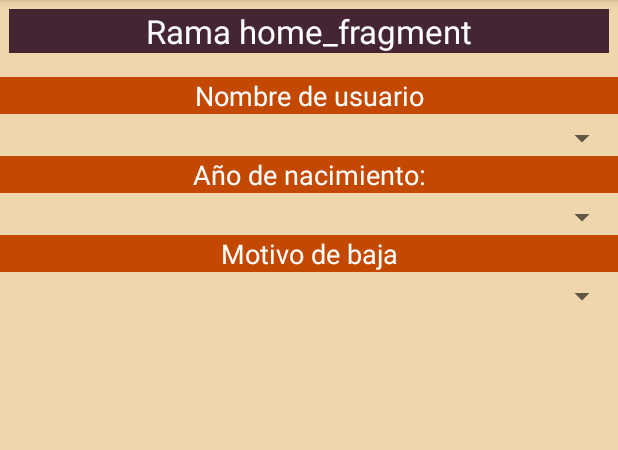
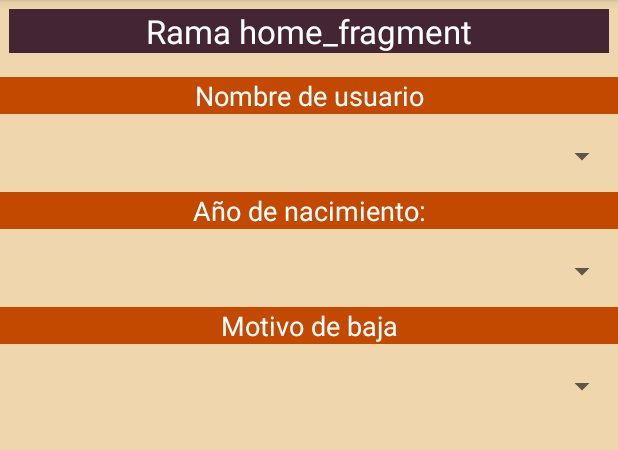
Before and after one commit to mhernandez-sys/App_ActCirculantes, an Android app: the fragment HomeFragment shown on its own in the app's theme, on a phone screen of 412 x 824 dp, the part 84-534 px from its top. Run offline under Robolectric (Android 15) with nearby library versions, the phone set to English and light mode, and no system bars.

Commit message:
Rama hf tercer commit (se modificaron los spiners) [18/07/2024-12:28]

```diff
--- a/app/src/main/res/layout/fragment_home.xml
+++ b/app/src/main/res/layout/fragment_home.xml
@@ -42,7 +42,8 @@
             android:layout_width="match_parent"
             android:layout_height="wrap_content"
             android:layout_marginTop="4dp"
-            android:padding="@dimen/cuatro_dp"/>
+            android:minHeight="48dp"
+            android:padding="@dimen/cuatro_dp" />
 
         <TextView
             android:id="@+id/textView11"
@@ -60,7 +61,8 @@
             android:layout_width="match_parent"
             android:layout_height="wrap_content"
             android:layout_marginTop="4dp"
-            android:padding="@dimen/cuatro_dp"/>
+            android:minHeight="48dp"
+            android:padding="@dimen/cuatro_dp" />
 
         <TextView
             android:id="@+id/textView12"
@@ -77,6 +79,7 @@
             android:layout_width="match_parent"
             android:layout_height="wrap_content"
             android:layout_marginTop="4dp"
-            android:padding="@dimen/cuatro_dp"/>
+            android:minHeight="48dp"
+            android:padding="@dimen/cuatro_dp" />
     </LinearLayout>
 </LinearLayout>
```
